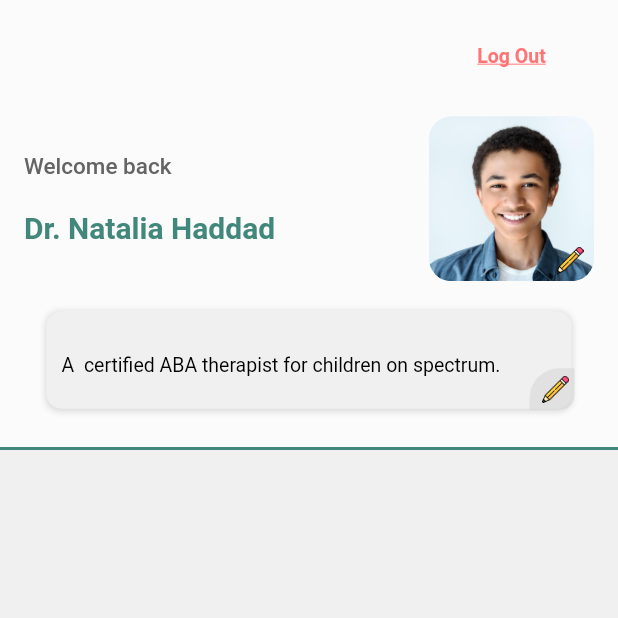
After one commit to tiahaddad1/fyp_final_app, a Flutter app: the screen it shows after launch, after a tap on an icon or button, on a phone screen of 412 x 824 dp, the top half of it. The commit adds this screen. Run offline on Flutter 3.47's test engine with Material 2 defaults, Android fonts, the phone set to English and light mode, and no system bars; our stand-ins replace circular_countdown_timer, confetti, image_picker, rflutter_alert, video_player; Roboto replaces fonts that are missing (Fredoka-SemiBold).

Commit message:
started with caregiver's home

```diff
--- /dev/null
+++ b/lib/View/Components/logOutButton.dart
@@ -0,0 +1,37 @@
+import 'package:flutter/material.dart';
+import 'package:flutter/src/widgets/container.dart';
+import 'package:flutter/src/widgets/framework.dart';
+
+class logOutButton extends StatefulWidget {
+  const logOutButton({super.key});
+
+  @override
+  State<logOutButton> createState() => _logOutButton();
+}
+
+class _logOutButton extends State<logOutButton> {
+  @override
+  Widget build(BuildContext context) {
+    return SizedBox(
+        height: 50,
+        width: 90,
+        child: ElevatedButton(
+          style: ButtonStyle(
+            elevation: MaterialStatePropertyAll<double>(0.0),
+            backgroundColor: MaterialStatePropertyAll<Color>(
+                Color.fromARGB(255, 251, 251, 251)),
+          ),
+          onPressed: (() {
+            //log out session code here
+          }),
+          child: Container(
+            child: Text("Log Out",
+                style: TextStyle(
+                    decoration: TextDecoration.underline,
+                    color: Color.fromARGB(255, 255, 117, 117),
+                    fontWeight: FontWeight.bold,
+                    fontSize: 13)),
+          ),
+        ));
+  }
+}
--- /dev/null
+++ b/lib/View/caregiverHome.dart
@@ -0,0 +1,193 @@
+import 'package:flutter/material.dart';
+import 'package:flutter/src/widgets/container.dart';
+import 'package:flutter/src/widgets/framework.dart';
+import 'package:fyp_application/View/Components/logOutButton.dart';
+
+class caregiverHome extends StatefulWidget {
+  const caregiverHome({super.key});
+
+  @override
+  State<caregiverHome> createState() => _caregiverHomeState();
+}
+
+class _caregiverHomeState extends State<caregiverHome> {
+  bool edit = false;
+  @override
+  Widget build(BuildContext context) {
+    return Scaffold(
+      appBar: AppBar(
+        bottomOpacity: 0.0,
+        elevation: 0.0,
+        automaticallyImplyLeading: false,
+        backgroundColor: Color.fromARGB(255, 251, 251, 251),
+        toolbarHeight: 300,
+        // shape: RoundedRectangleBorder(
+        //   borderRadius: BorderRadius.vertical(
+        //     bottom: Radius.circular(20),
+
+        //   ),
+        // ),
+        shape: Border(
+            bottom:
+                BorderSide(color: Color.fromARGB(255, 66, 135, 123), width: 2)),
+        title: Expanded(
+            child: Column(
+          children: [
+            Padding(
+              child: Expanded(
+                  child:
+                      Row(mainAxisAlignment: MainAxisAlignment.end, children: [
+                Container(
+                  padding: EdgeInsets.only(right: 10),
+                  height: 50,
+                  // width: double.infinity,
+                  child: logOutButton(),
+                )
+              ])),
+              padding: EdgeInsets.only(bottom: 15),
+            ),
+            Padding(
+                padding: EdgeInsets.only(bottom: 20),
+                child: Row(
+                    mainAxisAlignment: MainAxisAlignment.spaceBetween,
+                    children: [
+                      Container(
+                        child: Column(
+                          crossAxisAlignment: CrossAxisAlignment.start,
+                          children: [
+                            Container(
+                              child: Text(
+                                "Welcome back",
+                                style: TextStyle(
+                                    color: Color.fromARGB(255, 100, 100, 100),
+                                    fontSize: 15),
+                                textAlign: TextAlign.left,
+                              ),
+                              padding: EdgeInsets.only(bottom: 20),
+                            ),
+                            Container(
+                                child: Text(
+                              "Dr. Natalia Haddad",
+                              style: TextStyle(
+                                  fontSize: 20,
+                                  color: Color.fromARGB(255, 66, 135, 123),
+                                  fontWeight: FontWeight.w600),
+                            ))
+                          ],
+                        ),
+                        padding: EdgeInsets.only(right: 10),
+                      ),
+                      Stack(alignment: Alignment.topRight, children: <Widget>[
+                        ClipRRect(
+                          borderRadius:
+                              BorderRadius.circular(15), // Image border
+                          child: SizedBox.fromSize(
+                            size: Size.fromRadius(55), // Image radius
+                            child: Image.asset("lib/assets/user1.png",
+                                fit: BoxFit.cover),
+                          ),
+                        ),
+                        Positioned(
+                          bottom: 5,
+                          right: 7,
+                          child: GestureDetector(
+                              onTap: () {
+                                setState(() {
+                                  edit = true;
+                                });
+                                if (edit == true) {
+                                  // upload image and save to DB!
+                                }
+                                print("clicked!");
+                              },
+                              child: Align(
+                                alignment: Alignment.center,
+                                child: Padding(
+                                  child: Image.asset(
+                                    "lib/assets/pencil.png",
+                                    width: 18,
+                                    height: 18,
+                                  ),
+                                  padding: EdgeInsets.only(top: 5, left: 5),
+                                ),
+                              )),
+                        ),
+                      ])
+                    ])),
+            Stack(alignment: Alignment.topRight, children: <Widget>[
+              Container(
+                margin: EdgeInsets.only(bottom: 15, left: 15, right: 15),
+                padding:
+                    EdgeInsets.only(top: 10, left: 10, right: 10, bottom: 15),
+                decoration: BoxDecoration(
+                  borderRadius: BorderRadius.circular(10),
+                  color: Color.fromARGB(255, 240, 240, 240),
+                  boxShadow: [
+                    BoxShadow(
+                      color: Color.fromARGB(255, 98, 98, 98).withOpacity(0.2),
+                      spreadRadius: 1,
+                      blurRadius: 3,
+                      offset: Offset(0, 1),
+                    ),
+                  ],
+                ),
+                width: double.infinity,
+                height: 65,
+                child: TextField(
+                    readOnly: edit == true ? false : true,
+                    onChanged: (value) {
+                      //save to DB
+                    },
+                    showCursor: true,
+                    cursorColor: Color.fromARGB(255, 66, 135, 123),
+                    maxLines: 2,
+                    decoration: InputDecoration(
+                      border: InputBorder.none,
+                      hintText:
+                          "A  certified ABA therapist for children on spectrum.",
+                      hintStyle: TextStyle(
+                          color: Color.fromARGB(255, 0, 0, 0),
+                          fontFamily: "Fredoka-SemiBold",
+                          fontSize: 13),
+                    )),
+              ),
+              Positioned(
+                  bottom: 14,
+                  right: 13,
+                  child: Container(
+                    width: 30,
+                    decoration: BoxDecoration(
+                      borderRadius: BorderRadius.only(
+                          bottomRight: Radius.circular(10),
+                          topLeft: Radius.circular(20)),
+                      color: Color.fromARGB(170, 217, 217, 217),
+                      shape: BoxShape.rectangle,
+                    ),
+                    child: GestureDetector(
+                      onTap: () {
+                        setState(() {
+                          edit = true;
+                        });
+                        print("clicked!");
+                      },
+                      child: Align(
+                        alignment: Alignment.center,
+                        child: Padding(
+                          child: Image.asset(
+                            "lib/assets/pencil.png",
+                            width: 18,
+                            height: 18,
+                          ),
+                          padding: EdgeInsets.only(top: 5, left: 5, bottom: 5),
+                        ),
+                      ),
+                    ),
+                  )),
+            ]),
+          ],
+        )),
+      ),
+      backgroundColor: Color.fromARGB(255, 240, 240, 240),
+    );
+  }
+}
--- a/lib/View/learnerHome.dart
+++ b/lib/View/learnerHome.dart
@@ -94,10 +94,10 @@ class _learnerHomeState extends State<learnerHome> {
                 )),
               ),
               Padding(
-                padding: EdgeInsets.only(top: 10, bottom: 10, left: 15),
+                padding: EdgeInsets.only(top: 10, bottom: 10, left: 15,right:5),
                 child: Text(
                   "Today: " + day + " , " + date,
-                  style: TextStyle(color: textColor(), fontSize: 15),
+                  style: TextStyle(color: textColor(), fontSize: 13),
                 ),
               ),
             ]),
--- a/lib/View/userRole.dart
+++ b/lib/View/userRole.dart
@@ -7,6 +7,7 @@ import 'package:fyp_application/View/learnerLogin.dart';
 import 'package:fyp_application/View/learnerSignup.dart';
 import 'package:fyp_application/View/taskScreen.dart';
 
+import 'caregiverHome.dart';
 import 'caregiverWelcome.dart';
 
 class userRoleScreen extends StatefulWidget {
@@ -55,7 +56,8 @@ class _userRoleScreenState extends State<userRoleScreen> {
                     role: "Caregiver \nor Therapist",
                     image: "caregiverRole",
                     borderColour: Color.fromARGB(255, 66, 135, 123),
-                    page: caregiverWelcome(),
+                    // page: caregiverWelcome(),
+                    page: caregiverHome(),
                     width: 185,
                     height: 200),
                 userRoleComponent(
```
